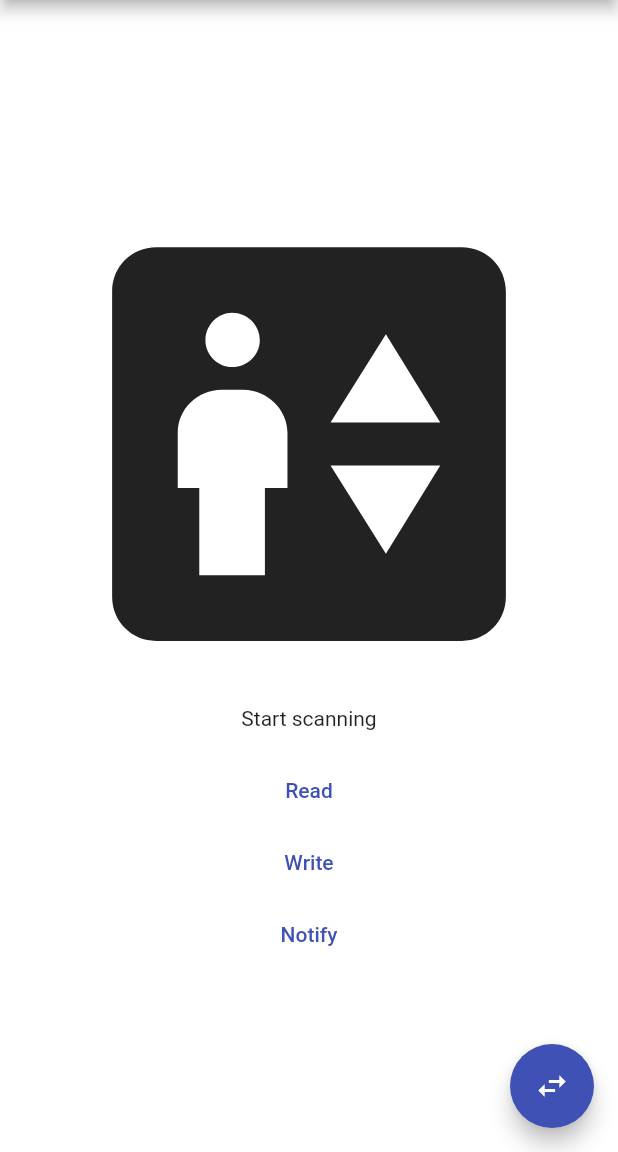
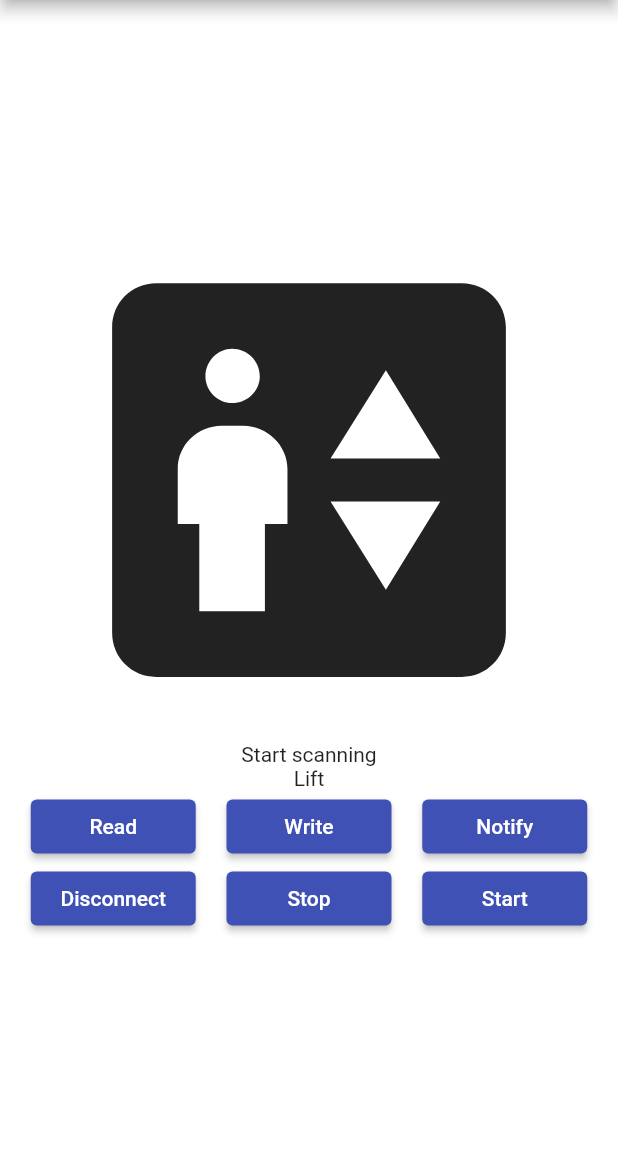
Before and after one commit to marvb19/ubi_sys_detector, a Flutter app: the screen it shows after launch, after a tap on "Write", on a phone screen of 412 x 824 dp, the part 84-1236 px from its top. Run offline on Flutter 3.47's test engine with Material 2 defaults, Android fonts, the phone set to English and light mode, and no system bars; our stand-ins replace flutter_blue.

Commit message:
finished BLE functions

```diff
--- a/lib/main.dart
+++ b/lib/main.dart
@@ -43,27 +43,29 @@ class _MyHomePageState extends State<MyHomePage> {
   int _activity = 1;
 
   void _switchActivity() {
-    setState(() {
     _activity = (_activity + 1) % 3;
-    });
   }
 
   Widget activityIndicator() {
+    const double iconSize = 350;
     switch (_activity) {
       case 1:
+        ble_text = "Lift";
         return const Icon(
           Icons.elevator,
-          size: 350,
+          size: iconSize,
         );
       case 2:
+        ble_text = "Stair";
         return const Icon(
           Icons.stairs,
-          size: 350,
+          size: iconSize,
         );
       default:
+        ble_text = "other activity";
         return const Icon(
           Icons.close,
-          size: 350,
+          size: iconSize,
         );
     }
   }
@@ -107,7 +109,9 @@ class _MyHomePageState extends State<MyHomePage> {
   }
 
   stopScan() {
+    flutterBlue.stopScan();
     scanSubscription?.cancel();
+
     scanSubscription = null;
   }
 
@@ -130,6 +134,7 @@ class _MyHomePageState extends State<MyHomePage> {
     if (targetDevice == null) return;
 
     targetDevice.disconnect();
+
     setState(() {
       connetionText = "Device Disconnected";
     });
@@ -146,6 +151,7 @@ class _MyHomePageState extends State<MyHomePage> {
           if (characteristic.uuid.toString() == CHARACTERISTIC_UUID) {
             targetCharacteristic = characteristic;
             //writeData("Hi there ESP32");
+            notifyData();
             setState(() {
               connetionText = "All Ready with ${targetDevice.name}";
             });
@@ -155,9 +161,11 @@ class _MyHomePageState extends State<MyHomePage> {
     });
   }
 
-  writeData(String data) async {
+  writeData() async {
     if (targetCharacteristic == null) return;
 
+    _switchActivity();
+    String data = _activity.toString();
     List<int> bytes = utf8.encode(data);
     await targetCharacteristic.write(bytes);
   }
@@ -167,9 +175,10 @@ class _MyHomePageState extends State<MyHomePage> {
 
     List<int> value = await targetCharacteristic.read();
     print(utf8.decode(value));
-    setState(() {
-      ble_text = utf8.decode(value);
-    });
+    _switchActivity();
+    // setState(() {
+    //   ble_text = utf8.decode(value);
+    // });
   }
 
   notifyData() async {
@@ -178,9 +187,16 @@ class _MyHomePageState extends State<MyHomePage> {
     targetCharacteristic.value.listen((value) {
       setState(() {
         ble_text = utf8.decode(value);
+        _activity = int.parse(utf8.decode(value));
       });
     });
   }
+
+  //END of BLE Stuff
+
+  ButtonStyle buttonStyle = ElevatedButton.styleFrom(
+        fixedSize: Size(110, 30),
+      );
 
   @override
   Widget build(BuildContext context) {
@@ -196,26 +212,54 @@ class _MyHomePageState extends State<MyHomePage> {
             activityIndicator(),
             Text(connetionText),
             Text(ble_text),
-            TextButton(
+            Row(
+              mainAxisAlignment: MainAxisAlignment.spaceEvenly,
+              children: [
+                ElevatedButton(
+                  style: buttonStyle,
                   onPressed: readData,
                   child: const Text('Read'),
                 ),
-            TextButton(
-              onPressed: () => writeData(_activity.toString()),
+                ElevatedButton(
+                  style: buttonStyle,
+                  onPressed: () => writeData(),
                   child: const Text('Write'),
                 ),
-            TextButton(
+                ElevatedButton(
+                  style: buttonStyle,
                   onPressed: notifyData,
                   child: const Text('Notify'),
                 ),
               ],
             ),
+            Row(
+              mainAxisAlignment: MainAxisAlignment.spaceEvenly,
+              children: [
+                ElevatedButton(
+                  style: buttonStyle,
+                  onPressed: disconnectFromDevice,
+                  child: const Text('Disconnect'),
                 ),
-      floatingActionButton: FloatingActionButton(
-        onPressed: _switchActivity,
-        tooltip: 'Increment',
-        child: const Icon(Icons.swap_horiz_sharp),
-      ), // This trailing comma makes auto-formatting nicer for build methods.
+                ElevatedButton(
+                  style: buttonStyle,
+                  onPressed: stopScan,
+                  child: const Text('Stop'),
+                ),
+                ElevatedButton(
+                  style: buttonStyle,
+                  onPressed: startScan,
+                  child: const Text('Start'),
+                ),
+              ],
+            ),
+          ],
+        ),
+      ),
+      // floatingActionButton: FloatingActionButton(
+      //   onPressed: _switchActivity,
+      //   tooltip: 'Increment',
+      //   child: const Icon(Icons.swap_horiz_sharp),
+      // ), // This trailing comma makes auto-formatting nicer for build methods.
     );
   }
 }
```
Lines whose indentation alone changed are shown as unchanged.
